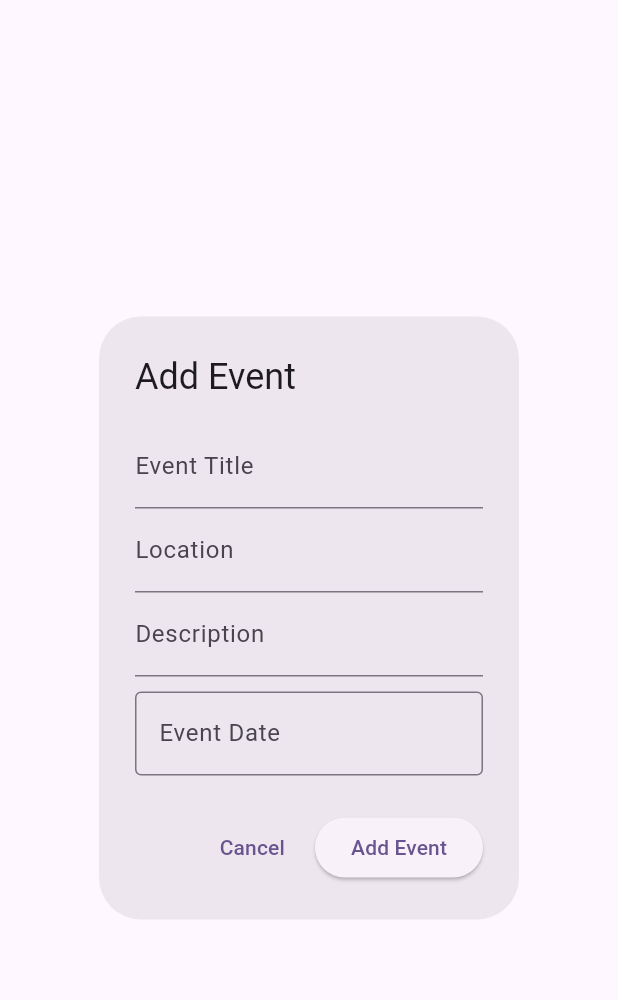
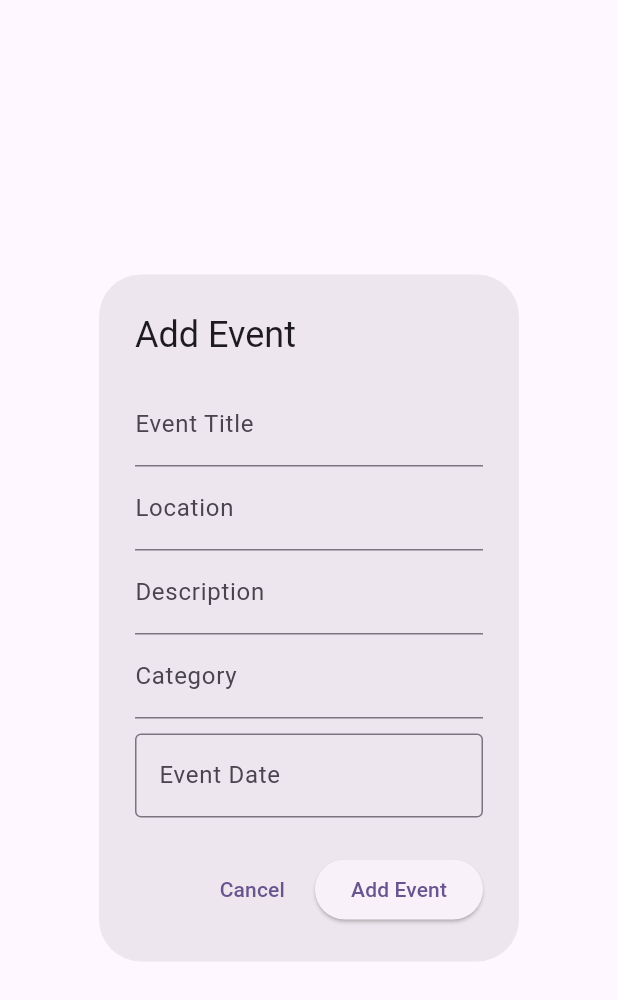
Before and after one commit to xYoussefMahmoudx/GiftNest, a Flutter app: the AddEventPage widget shown alone on an empty page, opened directly with empty values, on a phone screen of 412 x 824 dp. Shown: the top 1000 px of the screen. Run offline on Flutter 3.47's test engine with Material 3 defaults, Android fonts, the phone set to English and light mode, and no system bars; drawn by our look-alikes of date_field; our stand-ins replace flutter_svg, image_picker, sqflite; accounts and stored records are empty.

```diff
--- a/lib/model/Event.dart
+++ b/lib/model/Event.dart
@@ -5,6 +5,8 @@
   String date;
   String location;
   String? description;
+  String category;
+  String? lastEdited; // Nullable as it is set by the database
 
   Event({
     this.id,
@@ -13,6 +15,8 @@
     required this.date,
     required this.location,
     this.description,
+    required this.category,
+    this.lastEdited, // Optional for database insertion
   });
 
   // Convert Event to Map for database
@@ -24,6 +28,9 @@
       'date': date,
       'location': location,
       'description': description,
+      'category': category,
+      'last_edited':lastEdited,
+      // Exclude 'last_edited' from insertion, as it is database-managed
     };
   }
 
@@ -36,6 +43,8 @@
       date: map['date'],
       location: map['location'],
       description: map['description'],
+      category: map['category'],
+      lastEdited: map['last_edited'],
     );
   }
 }
--- a/lib/model/Gift.dart
+++ b/lib/model/Gift.dart
@@ -1,3 +1,5 @@
+import 'dart:typed_data';
+
 class Gift {
   int? id;
   int eventId;
@@ -5,6 +7,9 @@
   String? description;
   double price;
   String status;
+  String category;
+  Uint8List? image;
+  String? lastEdited; // Nullable as it is set by the database
 
   Gift({
     this.id,
@@ -13,6 +18,9 @@
     this.description,
     required this.price,
     required this.status,
+    required this.category,
+    this.image,
+    this.lastEdited, // Optional for database insertion
   });
 
   // Convert Gift to Map for database
@@ -24,6 +32,10 @@
       'description': description,
       'price': price,
       'status': status,
+      'category': category,
+      'image': image,
+      'last_edited':lastEdited,
+      // Exclude 'last_edited' from insertion, as it is database-managed
     };
   }
 
@@ -36,6 +48,9 @@
       description: map['description'],
       price: map['price'],
       status: map['status'],
+      category: map['category'],
+      image: map['image'],
+      lastEdited: map['last_edited'],
     );
   }
 }
--- a/lib/view/AddEventPage.dart
+++ b/lib/view/AddEventPage.dart
@@ -1,7 +1,7 @@
 import 'package:flutter/material.dart';
 import 'package:date_field/date_field.dart';
 class AddEventPage extends StatefulWidget {
-  final Function(String title, String location, String? description, String date) onAdd;
+  final Function(String title, String location, String? description, String date,String category) onAdd;
 
   const AddEventPage({Key? key, required this.onAdd}) : super(key: key);
 
@@ -14,6 +14,7 @@
   final TextEditingController _titleController = TextEditingController();
   final TextEditingController _locationController = TextEditingController();
   final TextEditingController _descriptionController = TextEditingController();
+  final TextEditingController _categoryController = TextEditingController();
   DateTime? _selectedDate;
 
 
@@ -52,6 +53,10 @@
                 controller: _descriptionController,
                 decoration: const InputDecoration(labelText: 'Description'),
               ),
+              TextFormField(
+                controller: _categoryController,
+                decoration: const InputDecoration(labelText: 'Category'),
+              ),
               const SizedBox(height: 10),
               DateTimeFormField(
                 decoration: const InputDecoration(
@@ -87,6 +92,7 @@
                 _locationController.text,
                 _descriptionController.text,
                 _selectedDate!.toIso8601String(),
+                _categoryController.text,
               );
               Navigator.pop(context);
             }
--- a/lib/view/AddGiftPage.dart
+++ b/lib/view/AddGiftPage.dart
@@ -6,7 +6,7 @@
 
 class AddGiftPage extends StatefulWidget {
   final List<Event> events; // List of available events
-  final Function(int eventId, String title, String? description, double price, String status) onAdd;
+  final Function(int eventId, String title, String? description, double price, String status ,String category) onAdd;
 
   const AddGiftPage({
     Key? key,
@@ -23,6 +23,7 @@
   final TextEditingController _titleController = TextEditingController();
   final TextEditingController _descriptionController = TextEditingController();
   final TextEditingController _priceController = TextEditingController();
+  final TextEditingController _categoryController = TextEditingController();
   String? _selectedStatus;
   Event? _selectedEvent;
 
@@ -86,6 +87,17 @@
                   return null;
                 },
               ),
+              TextFormField(
+                controller: _categoryController,
+                decoration: const InputDecoration(labelText: 'category'),
+                keyboardType: TextInputType.number,
+                validator: (value) {
+                  if (value == null || value.isEmpty) {
+                    return 'Please enter a category';
+                  }
+                  return null;
+                },
+              ),
               DropdownButtonFormField<String>(
                 value: _selectedStatus,
                 decoration: const InputDecoration(labelText: 'Status'),
@@ -125,6 +137,7 @@
                 _descriptionController.text,
                 double.parse(_priceController.text),
                 _selectedStatus!,
+                _categoryController.text
               );
               Navigator.pop(context);
             }
--- a/lib/view/EditEventPage.dart
+++ b/lib/view/EditEventPage.dart
@@ -6,8 +6,9 @@
   String location;
   String? description;
   String date;
-  final Function(String title, String location, String? description, String date) onEdit;
-  EditEventPage({super.key,required this.title, required this.location, required this.description, required this.date,required this.onEdit});
+  String category;
+  final Function(String title, String location, String? description, String date,String category) onEdit;
+  EditEventPage({super.key,required this.title, required this.location, required this.description, required this.date,required this.onEdit,required this.category});
 
   @override
   State<EditEventPage> createState() => _EditEventPageState();
@@ -18,6 +19,7 @@
   final TextEditingController _titleController = TextEditingController();
   final TextEditingController _locationController = TextEditingController();
   final TextEditingController? _descriptionController = TextEditingController();
+  final TextEditingController _categoryController = TextEditingController();
   DateTime? _selectedDate;
   @override
   void initState() {
@@ -26,6 +28,7 @@
     _locationController.text = widget.location;
     _descriptionController?.text = widget.description!;
     _selectedDate=DateFormat('yyyy-MM-dd').parse(widget.date);
+    _categoryController.text=widget.category;
   }
 
 
@@ -63,6 +66,10 @@
                 controller: _descriptionController,
                 decoration: const InputDecoration(labelText: 'Description'),
               ),
+              TextFormField(
+                controller: _categoryController,
+                decoration: const InputDecoration(labelText: 'Category'),
+              ),
               const SizedBox(height: 10),
               DateTimeFormField(
                 decoration: const InputDecoration(
@@ -98,6 +105,7 @@
         _locationController.text,
         _descriptionController?.text,
         _selectedDate!.toIso8601String(),
+        _categoryController.text,
         );
         Navigator.pop(context);
         }
--- a/lib/view/EditGiftPage.dart
+++ b/lib/view/EditGiftPage.dart
@@ -8,7 +8,8 @@
   final double price;
   final String status;
   final List<Event> events; // List of available events
-  final Function(int eventId, String title, String? description, double price, String status) onEdit;
+  final String category;
+  final Function(int eventId, String title, String? description, double price, String status,String category) onEdit;
 
   const EditGiftPage({
     Key? key,
@@ -19,6 +20,7 @@
     required this.status,
     required this.events,
     required this.onEdit,
+    required this.category,
   }) : super(key: key);
 
   @override
@@ -30,6 +32,8 @@
   final TextEditingController _titleController = TextEditingController();
   final TextEditingController _descriptionController = TextEditingController();
   final TextEditingController _priceController = TextEditingController();
+  final TextEditingController _categoryController = TextEditingController();
+
   String? _selectedStatus;
   Event? _selectedEvent;
 
@@ -41,6 +45,7 @@
     _priceController.text = widget.price.toStringAsFixed(2);
     _selectedStatus = widget.status;
     _selectedEvent = widget.events.firstWhere((event) => event.id == widget.eventId);
+    _categoryController.text=widget.category;
   }
 
   @override
@@ -103,6 +108,17 @@
                   return null;
                 },
               ),
+              TextFormField(
+                controller: _categoryController,
+                decoration: const InputDecoration(labelText: 'category'),
+                keyboardType: TextInputType.number,
+                validator: (value) {
+                  if (value == null || value.isEmpty) {
+                    return 'Please enter a category';
+                  }
+                  return null;
+                },
+              ),
               DropdownButtonFormField<String>(
                 value: _selectedStatus,
                 decoration: const InputDecoration(labelText: 'Status'),
@@ -142,6 +158,7 @@
                 _descriptionController.text,
                 double.parse(_priceController.text),
                 _selectedStatus!,
+                _categoryController.text,
               );
               Navigator.pop(context);
             }
--- a/lib/view/EventListPage.dart
+++ b/lib/view/EventListPage.dart
@@ -70,7 +70,7 @@
       context: context,
       builder: (context) {
         return AddEventPage(
-          onAdd: (String title, String location, String? description, String date) {
+          onAdd: (String title, String location, String? description, String date,String category) {
             setState(() {
               var _newEvent=Event(
                 id: null, // ID will be assigned by the database
@@ -79,6 +79,7 @@
                 date: date,
                 location: location,
                 description: description,
+                category: category,
               );
               EventHelper().insertEvent(_newEvent);
               _events.add(_newEvent);
@@ -99,13 +100,15 @@
               description: event.description,
               location: event.location,
               date: event.date,
-          onEdit:(String title, String location, String? description, String date) {
+              category: event.category,
+          onEdit:(String title, String location, String? description, String date,String category) {
             setState(() {
 
               _events.elementAt(index).title=title;
               _events.elementAt(index).date= date;
               _events.elementAt(index).location= location;
               _events.elementAt(index).description= description;
+              _events.elementAt(index).category= category;
               EventHelper().updateEvent(_events.elementAt(index));
             });
           },
--- a/lib/view/GiftListPage.dart
+++ b/lib/view/GiftListPage.dart
@@ -67,7 +67,7 @@
       builder: (context) {
         return AddGiftPage(
           events: widget.events,
-          onAdd: (int eventId, String title, String? description, double price, String status){
+          onAdd: (int eventId, String title, String? description, double price, String status,String category){
             setState(() {
               var _newGift=Gift(
                 eventId: eventId,
@@ -75,6 +75,7 @@
                 description: description,
                 price: price,
                 status: status,
+                category: category,
 
               );
               GiftHelper().insertGift(_newGift);
@@ -96,15 +97,18 @@
            title: gift.title,
            description: gift.description,
            price: gift.price,
+           category: gift.category,
            status: gift.status,
-           onEdit: (int eventId, String title, String? description, double price, String status) {
+           onEdit: (int eventId, String title, String? description, double price, String status,String category) {
              setState(() {
                _gifts[index].eventId=eventId;
                _gifts[index].title = title;
                _gifts[index].description = description;
                _gifts[index].price = price;
                _gifts[index].status = status;
+               _gifts[index].category=category;
                GiftHelper().updateGift(_gifts[index]);
+
              });
            },
          );
```
Also changed, not shown: lib/Core/DataBaseClass.dart (+16 -3 lines), lib/Core/EventHelper.dart (+15 -11 lines), lib/Core/GiftHelper.dart (+12 -9 lines), lib/Core/PledgedGiftHelper.dart (added, +61 -0 lines), lib/main.dart (+3 -4 lines), lib/model/PledgedGift.dart (added, +25 -0 lines).
